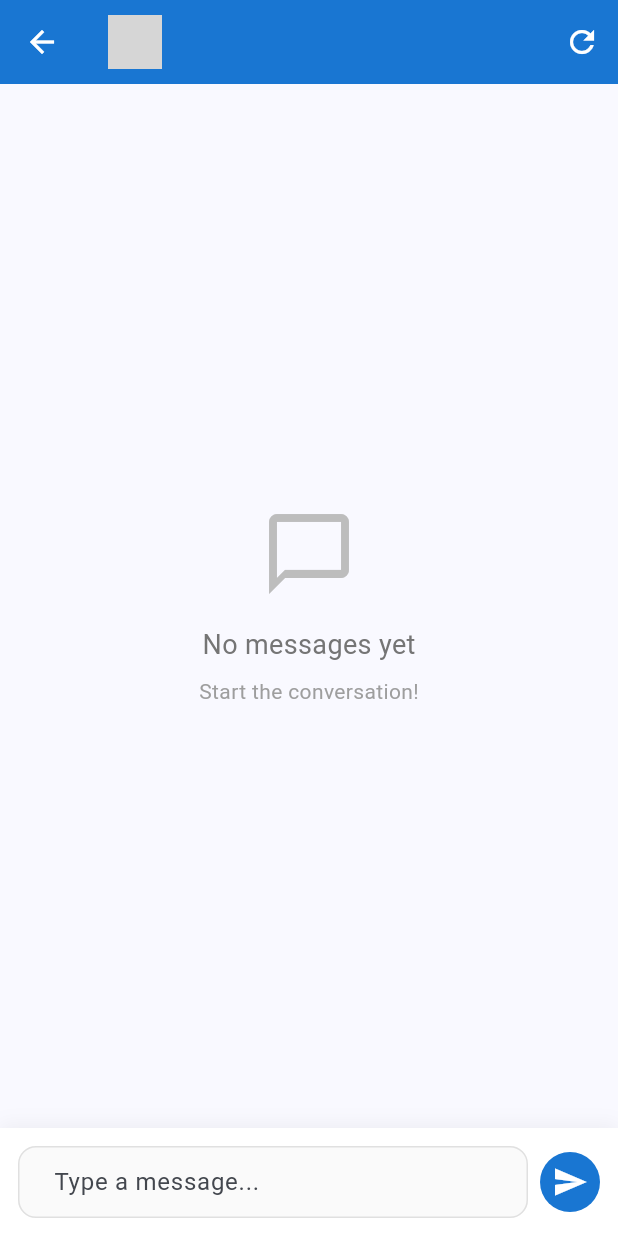
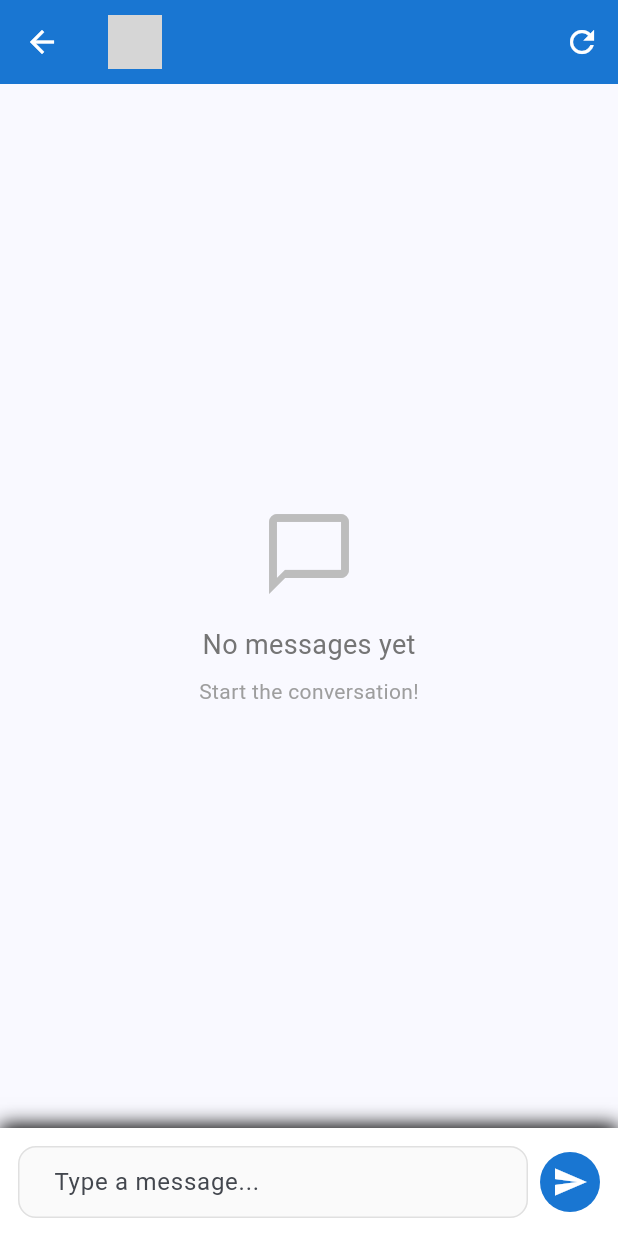
Before and after one commit to alyssahusna44/fyp-skillswap-app, a Flutter app: the ChatRoomScreen screen opened directly with empty values, on a phone screen of 412 x 824 dp. Run offline on Flutter 3.47's test engine with Material 3 defaults, Android fonts, the phone set to English and light mode, and no system bars; our stand-ins replace email_validator, flutter_dotenv, image_picker, supabase_flutter, table_calendar; accounts and stored records are empty; network calls fail; grey boxes are pictures that could not be loaded.

Commit message:
removed depreciated withOpacity

```diff
--- a/lib/chat/chat_room_screen.dart
+++ b/lib/chat/chat_room_screen.dart
@@ -383,7 +383,7 @@
                     color: Colors.white,
                     boxShadow: [
                       BoxShadow(
-                        color: Colors.black.withOpacity(0.05),
+                        color: Colors.black,
                         blurRadius: 10,
                         offset: const Offset(0, -2),
                       ),
```
Also changed, not shown: lib/profile/user_profile_view_screen.dart (+4 -4 lines).
